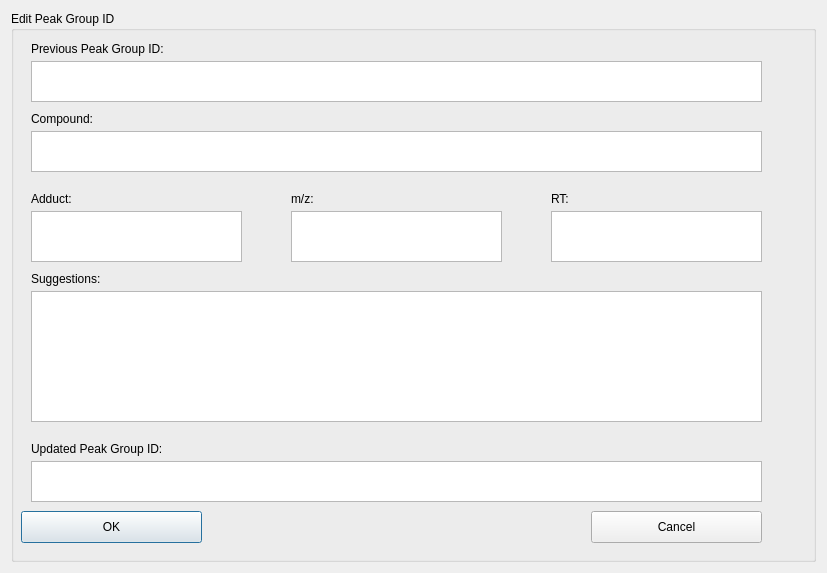
This is src/maven/forms/editpeakgroupdialog.ui in eugenemel/maven as Qt 5 draws it before an edit. The edited form follows.
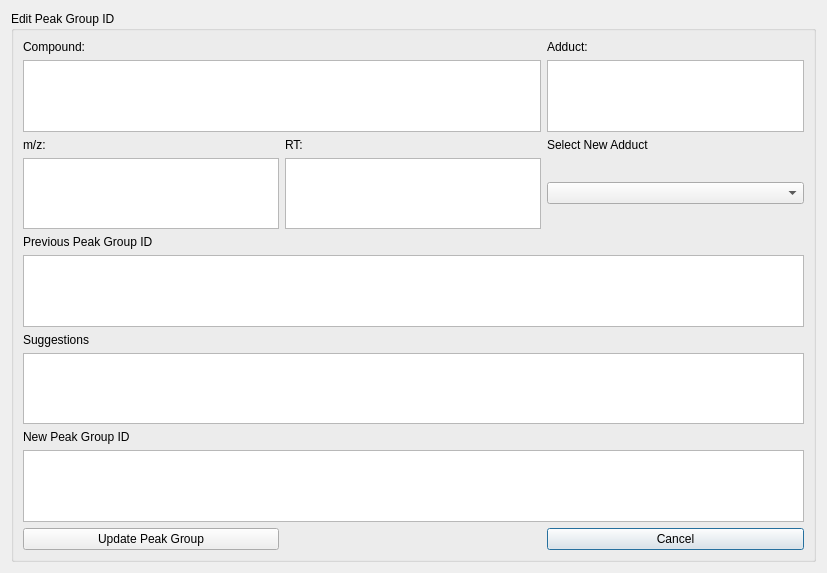
This is the edited form.

Commit message: Issue 330: Updated UI in preparation for updating bookmarks.

Diff of the .ui file:
```diff
--- a/src/maven/forms/editpeakgroupdialog.ui
+++ b/src/maven/forms/editpeakgroupdialog.ui
@@ -19,193 +19,116 @@
      <property name="title">
       <string>Edit Peak Group ID</string>
      </property>
-     <widget class="QPushButton" name="okButton">
-      <property name="geometry">
-       <rect>
-        <x>10</x>
-        <y>500</y>
-        <width>181</width>
-        <height>32</height>
-       </rect>
-      </property>
-      <property name="text">
-       <string>OK</string>
-      </property>
-     </widget>
-     <widget class="QPushButton" name="cancelButton">
-      <property name="geometry">
-       <rect>
-        <x>580</x>
-        <y>500</y>
-        <width>171</width>
-        <height>32</height>
-       </rect>
-      </property>
-      <property name="text">
-       <string>Cancel</string>
-      </property>
-     </widget>
-     <widget class="QLabel" name="lblPreviousID">
-      <property name="geometry">
-       <rect>
-        <x>20</x>
-        <y>30</y>
-        <width>761</width>
-        <height>16</height>
-       </rect>
-      </property>
-      <property name="text">
-       <string>Previous Peak Group ID:</string>
-      </property>
-     </widget>
-     <widget class="QLabel" name="lblUpdatedID">
-      <property name="geometry">
-       <rect>
-        <x>20</x>
-        <y>430</y>
-        <width>741</width>
-        <height>16</height>
-       </rect>
-      </property>
-      <property name="text">
-       <string>Updated Peak Group ID:</string>
-      </property>
-     </widget>
-     <widget class="QTextBrowser" name="brsPreviousID">
-      <property name="geometry">
-       <rect>
-        <x>20</x>
-        <y>50</y>
-        <width>731</width>
-        <height>41</height>
-       </rect>
-      </property>
-     </widget>
-     <widget class="QTextEdit" name="txtUpdateID">
-      <property name="geometry">
-       <rect>
-        <x>20</x>
-        <y>450</y>
-        <width>731</width>
-        <height>41</height>
-       </rect>
-      </property>
-     </widget>
-     <widget class="QTextBrowser" name="brsCompound">
-      <property name="geometry">
-       <rect>
-        <x>20</x>
-        <y>120</y>
-        <width>731</width>
-        <height>41</height>
-       </rect>
-      </property>
-     </widget>
-     <widget class="QLabel" name="lblCompound">
-      <property name="geometry">
-       <rect>
-        <x>20</x>
-        <y>100</y>
-        <width>771</width>
-        <height>16</height>
-       </rect>
-      </property>
-      <property name="text">
-       <string>Compound:</string>
-      </property>
-     </widget>
-     <widget class="QLabel" name="lblAdduct">
-      <property name="geometry">
-       <rect>
-        <x>20</x>
-        <y>180</y>
-        <width>51</width>
-        <height>16</height>
-       </rect>
-      </property>
-      <property name="text">
-       <string>Adduct:</string>
-      </property>
-     </widget>
-     <widget class="QLabel" name="lblMz">
-      <property name="geometry">
-       <rect>
-        <x>280</x>
-        <y>180</y>
-        <width>59</width>
-        <height>16</height>
-       </rect>
-      </property>
-      <property name="text">
-       <string>m/z:</string>
-      </property>
-     </widget>
-     <widget class="QLabel" name="lblRT">
-      <property name="geometry">
-       <rect>
-        <x>540</x>
-        <y>180</y>
-        <width>59</width>
-        <height>16</height>
-       </rect>
-      </property>
-      <property name="text">
-       <string>RT:</string>
-      </property>
-     </widget>
-     <widget class="QLabel" name="lblSuggestions">
-      <property name="geometry">
-       <rect>
-        <x>20</x>
-        <y>260</y>
-        <width>181</width>
-        <height>16</height>
-       </rect>
-      </property>
-      <property name="text">
-       <string>Suggestions:</string>
-      </property>
-     </widget>
-     <widget class="QTextBrowser" name="brsSuggestions">
-      <property name="geometry">
-       <rect>
-        <x>20</x>
-        <y>280</y>
-        <width>731</width>
-        <height>131</height>
-       </rect>
-      </property>
-     </widget>
-     <widget class="QTextBrowser" name="brsAdduct">
-      <property name="geometry">
-       <rect>
-        <x>20</x>
-        <y>200</y>
-        <width>211</width>
-        <height>51</height>
-       </rect>
-      </property>
-     </widget>
-     <widget class="QTextBrowser" name="brsMz">
-      <property name="geometry">
-       <rect>
-        <x>280</x>
-        <y>200</y>
-        <width>211</width>
-        <height>51</height>
-       </rect>
-      </property>
-     </widget>
-     <widget class="QTextBrowser" name="brsRT">
-      <property name="geometry">
-       <rect>
-        <x>540</x>
-        <y>200</y>
-        <width>211</width>
-        <height>51</height>
-       </rect>
-      </property>
-     </widget>
+     <layout class="QGridLayout" name="gridLayout_2">
+      <item row="13" column="2">
+       <widget class="QPushButton" name="cancelButton">
+        <property name="text">
+         <string>Cancel</string>
+        </property>
+       </widget>
+      </item>
+      <item row="8" column="0" colspan="3">
+       <widget class="QTextBrowser" name="brsPreviousID"/>
+      </item>
+      <item row="2" column="2">
+       <widget class="QLabel" name="lblAdduct">
+        <property name="text">
+         <string>Adduct:</string>
+        </property>
+       </widget>
+      </item>
+      <item row="5" column="1">
+       <widget class="QLabel" name="lblRT">
+        <property name="text">
+         <string>RT:</string>
+        </property>
+       </widget>
+      </item>
+      <item row="5" column="2">
+       <widget class="QLabel" name="label">
+        <property name="text">
+         <string>Select New Adduct</string>
+        </property>
+       </widget>
+      </item>
+      <item row="4" column="0" colspan="2">
+       <widget class="QTextBrowser" name="brsCompound"/>
+      </item>
+      <item row="10" column="0" colspan="3">
+       <widget class="QTextBrowser" name="brsSuggestions"/>
+      </item>
+      <item row="4" column="2">
+       <widget class="QTextBrowser" name="brsAdduct"/>
+      </item>
+      <item row="12" column="0" colspan="3">
+       <widget class="QTextEdit" name="txtUpdateID"/>
+      </item>
+      <item row="5" column="0">
+       <widget class="QLabel" name="lblMz">
+        <property name="text">
+         <string>m/z:</string>
+        </property>
+       </widget>
+      </item>
+      <item row="6" column="2">
+       <widget class="QComboBox" name="comboBox"/>
+      </item>
+      <item row="6" column="1">
+       <widget class="QTextBrowser" name="brsRT">
+        <property name="sizePolicy">
+         <sizepolicy hsizetype="Fixed" vsizetype="Expanding">
+          <horstretch>0</horstretch>
+          <verstretch>0</verstretch>
+         </sizepolicy>
+        </property>
+       </widget>
+      </item>
+      <item row="9" column="0">
+       <widget class="QLabel" name="lblSuggestions">
+        <property name="text">
+         <string>Suggestions</string>
+        </property>
+       </widget>
+      </item>
+      <item row="11" column="0" colspan="3">
+       <widget class="QLabel" name="lblUpdatedID">
+        <property name="text">
+         <string>New Peak Group ID</string>
+        </property>
+       </widget>
+      </item>
+      <item row="6" column="0">
+       <widget class="QTextBrowser" name="brsMz">
+        <property name="sizePolicy">
+         <sizepolicy hsizetype="Fixed" vsizetype="Expanding">
+          <horstretch>0</horstretch>
+          <verstretch>0</verstretch>
+         </sizepolicy>
+        </property>
+       </widget>
+      </item>
+      <item row="2" column="0" colspan="2">
+       <widget class="QLabel" name="lblCompound">
+        <property name="text">
+         <string>Compound:</string>
+        </property>
+       </widget>
+      </item>
+      <item row="13" column="0">
+       <widget class="QPushButton" name="okButton">
+        <property name="text">
+         <string>Update Peak Group</string>
+        </property>
+       </widget>
+      </item>
+      <item row="7" column="0">
+       <widget class="QLabel" name="lblPreviousID">
+        <property name="text">
+         <string>Previous Peak Group ID</string>
+        </property>
+       </widget>
+      </item>
+     </layout>
     </widget>
    </item>
   </layout>
```
